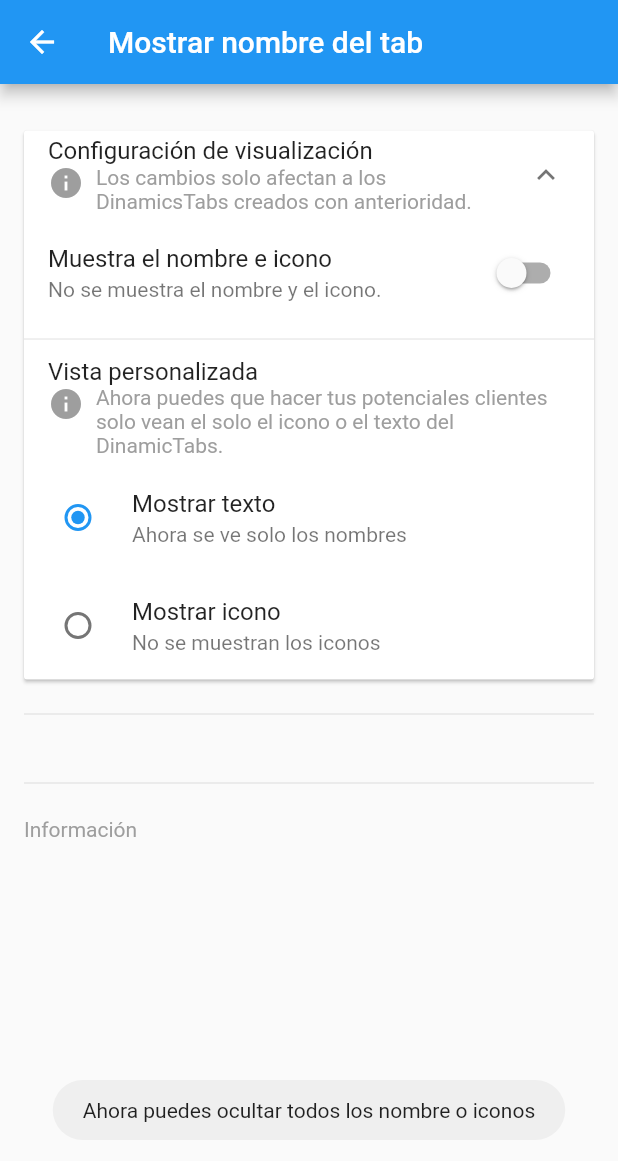
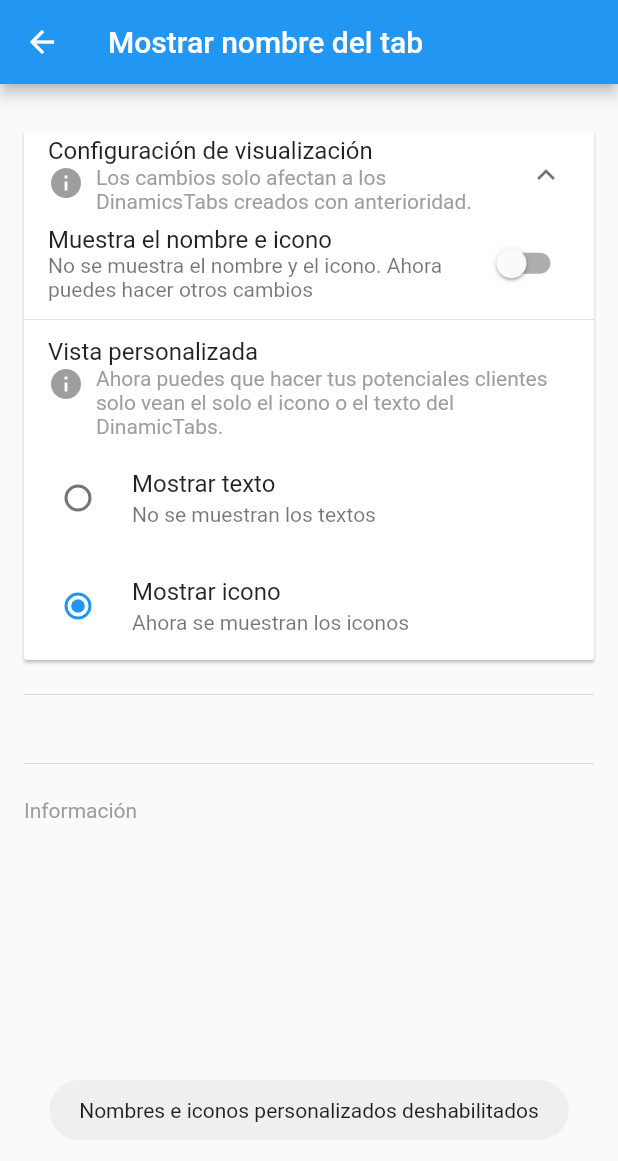
Before and after one commit to MagnoDaza/funciones, a Flutter app: the ShowHideTabsPage screen opened directly, after a tap on "Configuración de visualización", after a tap on "Muestra el nombre e icono", on a phone screen of 412 x 824 dp. Shown: the top 1161 px of the screen. Run offline on Flutter 3.47's test engine with Material 2 defaults, Android fonts, the phone set to English and light mode, and no system bars; our stand-ins replace fluttertoast.

Commit message:
la app funciona ok

```diff
--- a/lib/show_hide_tabs_page.dart
+++ b/lib/show_hide_tabs_page.dart
@@ -1,7 +1,6 @@
 import 'package:flutter/material.dart';
 import 'package:provider/provider.dart';
 import 'tab_provider.dart';
-import 'package:fluttertoast/fluttertoast.dart';
 
 class ShowHideTabsPage extends StatelessWidget {
   const ShowHideTabsPage({Key? key}) : super(key: key);
@@ -31,8 +30,8 @@ class ShowHideTabsPage extends StatelessWidget {
                       ExpansionPanel(
                         canTapOnHeader: true,
                         headerBuilder: (BuildContext context, bool isExpanded) {
-                          return ListTile(
-                            title: const Text('Configuración de visualización'),
+                          return const ListTile(
+                            title: Text('Configuración de visualización'),
                             subtitle: Row(
                               crossAxisAlignment: CrossAxisAlignment.start,
                               children: [
@@ -51,7 +50,6 @@ class ShowHideTabsPage extends StatelessWidget {
                               ],
                             ),
                           );
-                          ;
                         },
                         body: Wrap(
                           children: [
@@ -61,25 +59,19 @@ class ShowHideTabsPage extends StatelessWidget {
                               value: tabProvider.customNamesEnabled,
                               onChanged: (bool value) {
                                 tabProvider.toggleCustomNamesEnabled();
-                                Fluttertoast.showToast(
-                                  msg: tabProvider.customNamesEnabled
-                                      ? "Nombres e iconos personalizados habilitados"
-                                      : "Ahora puedes ocultar todos los nombre o iconos",
-                                  toastLength: Toast.LENGTH_SHORT,
-                                  gravity: ToastGravity.BOTTOM,
-                                );
+                                tabProvider.showToastOnToggleCustomNames();
                               },
                               subtitle: Text(
                                 tabProvider.customNamesEnabled
                                     ? 'Se muestra el nombre y el icono'
-                                    : 'No se muestra el nombre y el icono.',
+                                    : 'No se muestra el nombre y el icono. Ahora puedes hacer otros cambios',
                               ),
                             ),
                             const SizedBox(height: 15),
-                            Divider(),
+                            const Divider(),
                             const SizedBox(height: 15),
-                            ListTile(
-                              title: const Text('Vista personalizada'),
+                            const ListTile(
+                              title: Text('Vista personalizada'),
                               subtitle: Row(
                                 crossAxisAlignment: CrossAxisAlignment.start,
                                 children: [
@@ -143,7 +135,8 @@ class ShowHideTabsPage extends StatelessWidget {
                   const SizedBox(height: 15),
                   const Divider(),
                   const SizedBox(height: 15),
-                  Text('Información', style: TextStyle(color: Colors.grey)),
+                  const Text('Información',
+                      style: TextStyle(color: Colors.grey)),
                   const SizedBox(height: 15),
                 ],
               );
--- a/lib/tab_preview.dart
+++ b/lib/tab_preview.dart
@@ -27,8 +27,9 @@ class TabPreview extends StatelessWidget {
             borderRadius: BorderRadius.circular(5),
           ),
           child: Tab(
-            text:
-                showText ? (value.text.isEmpty ? 'inicial' : value.text) : null,
+            text: showText
+                ? (value.text.isEmpty ? 'Result 1' : value.text)
+                : null,
             icon: showIcon ? Icon(icon) : null,
           ),
         );
--- a/lib/tab_provider.dart
+++ b/lib/tab_provider.dart
@@ -2,6 +2,7 @@
 
 import 'package:flutter/material.dart';
 import 'tab_data.dart';
+import 'package:fluttertoast/fluttertoast.dart';
 
 class TabProvider with ChangeNotifier {
   List<TabData> myTabs = [TabData(text: 'Tab 1', icon: Icons.home)];
@@ -62,6 +63,22 @@ class TabProvider with ChangeNotifier {
     notifyListeners();
   }
 
+  void showToastOnToggleCustomNames() {
+    Fluttertoast.showToast(
+      msg: customNamesEnabled
+          ? "Nombres e iconos personalizados habilitados"
+          : "Nombres e iconos personalizados deshabilitados",
+      toastLength: Toast.LENGTH_SHORT,
+      gravity: ToastGravity.BOTTOM,
+    );
+
+    // Verificar si el switch está apagado
+    if (!customNamesEnabled) {
+      // Solo activar toggleShowText si el switch está apagado
+      toggleShowText();
+    }
+  }
+
   void saveState() {
     _tempTabs = myTabs.map((tab) => tab.copyWith()).toList();
   }
```
Also changed, not shown: lib/tabs_dialog.dart (+14 -2 lines).
